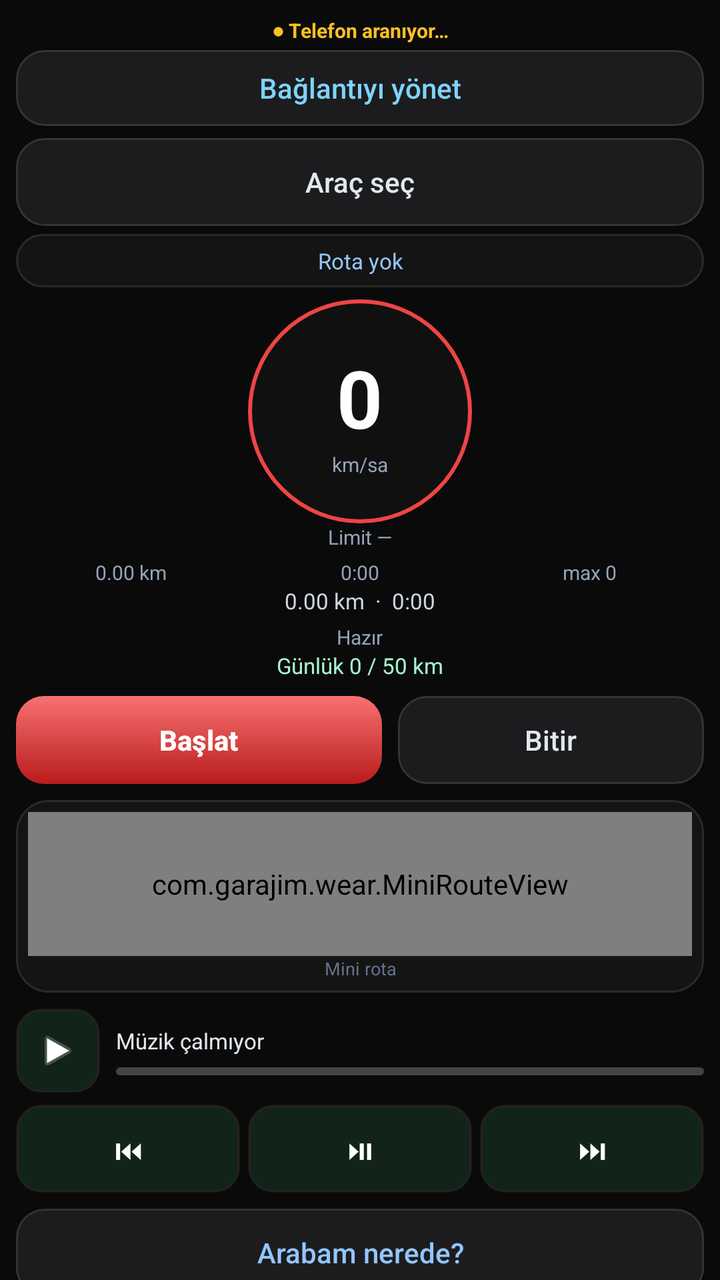
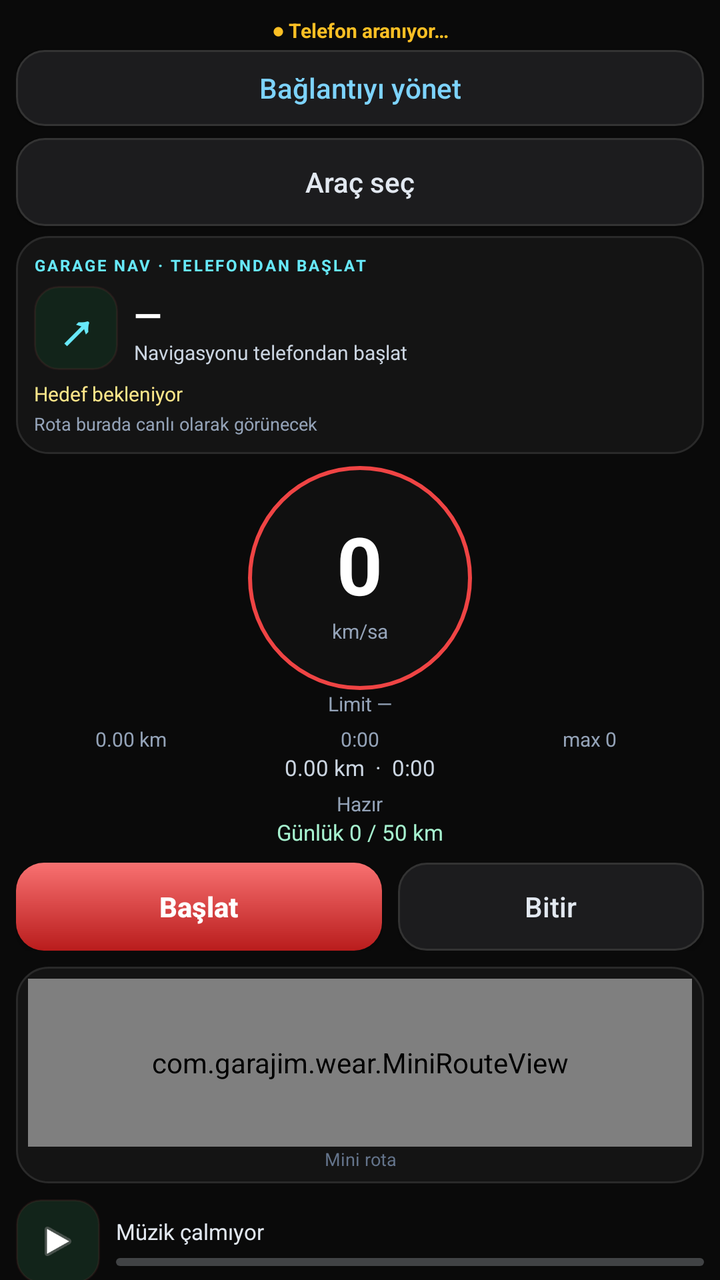

The first picture is an Android layout as it rendered before a commit; the second is the same layout after the commit. The layout source and the unified diff follow.
<!-- AndroidManifest.xml: application theme GarajimWear -->
<!-- res/layout/activity_wear.xml -->
<?xml version="1.0" encoding="utf-8"?>
<ScrollView xmlns:android="http://schemas.android.com/apk/res/android"
    android:layout_width="match_parent"
    android:layout_height="match_parent"
    android:background="@color/bg"
    android:fillViewport="true"
    android:scrollbars="none">
    <LinearLayout
        android:layout_width="match_parent"
        android:layout_height="wrap_content"
        android:orientation="vertical"
        android:gravity="center_horizontal"
        android:padding="8dp">

        <TextView android:id="@+id/wearConnection" android:layout_width="match_parent" android:layout_height="wrap_content"
            android:gravity="center" android:text="● Telefon aranıyor…" android:textColor="#FBBF24" android:textSize="10sp" android:textStyle="bold"/>
        <Button android:id="@+id/btnWearPair" android:layout_width="match_parent" android:layout_height="38dp"
            android:layout_marginTop="3dp" android:text="Bağlantıyı yönet" android:textAllCaps="false"
            android:background="@drawable/btn_secondary" android:textColor="#7DD3FC"/>

        <Button android:id="@+id/btnVehicle" android:layout_width="match_parent" android:layout_height="44dp"
            android:layout_marginTop="6dp" android:text="Araç seç" android:textAllCaps="false"
            android:background="@drawable/btn_secondary" android:textColor="#E2E8F0"/>

        <TextView android:id="@+id/wearNavStrip" android:layout_width="match_parent" android:layout_height="wrap_content"
            android:layout_marginTop="4dp" android:gravity="center" android:background="@drawable/bg_card" android:padding="6dp"
            android:text="Rota yok" android:textColor="#93C5FD" android:textSize="11sp"/>

        <FrameLayout android:id="@+id/wearSpeedRing" android:layout_width="112dp" android:layout_height="112dp"
            android:layout_marginTop="6dp" android:background="@drawable/bg_speed_ring">
            <LinearLayout android:layout_width="match_parent" android:layout_height="match_parent" android:orientation="vertical" android:gravity="center">
                <TextView android:id="@+id/wearSpeed" android:layout_width="wrap_content" android:layout_height="wrap_content"
                    android:text="0" android:textColor="@color/text" android:textStyle="bold" android:textSize="40sp"/>
                <TextView android:layout_width="wrap_content" android:layout_height="wrap_content" android:text="km/sa" android:textColor="@color/muted" android:textSize="10sp"/>
            </LinearLayout>
        </FrameLayout>

        <TextView android:id="@+id/wearLimitTxt" android:layout_width="wrap_content" android:layout_height="wrap_content"
            android:text="Limit —" android:textColor="@color/muted" android:textSize="10sp"/>

        <LinearLayout android:id="@+id/wearMetrics" android:layout_width="match_parent" android:layout_height="wrap_content"
            android:orientation="horizontal" android:layout_marginTop="4dp">
            <TextView android:id="@+id/wearDistance" android:layout_width="0dp" android:layout_height="wrap_content" android:layout_weight="1"
                android:gravity="center" android:text="0.00 km" android:textColor="#94A3B8" android:textSize="10sp"/>
            <TextView android:id="@+id/wearDuration" android:layout_width="0dp" android:layout_height="wrap_content" android:layout_weight="1"
                android:gravity="center" android:text="0:00" android:textColor="#94A3B8" android:textSize="10sp"/>
            <TextView android:id="@+id/wearMaxSpeed" android:layout_width="0dp" android:layout_height="wrap_content" android:layout_weight="1"
                android:gravity="center" android:text="max 0" android:textColor="#94A3B8" android:textSize="10sp"/>
        </LinearLayout>

        <TextView android:id="@+id/wearMeta" android:layout_width="match_parent" android:layout_height="wrap_content"
            android:gravity="center" android:text="0.00 km  ·  0:00" android:textColor="#CBD5E1" android:textSize="11sp"/>
        <TextView android:id="@+id/wearStatus" android:layout_width="wrap_content" android:layout_height="wrap_content"
            android:layout_marginTop="4dp" android:text="Hazır" android:textColor="@color/muted" android:textSize="10sp"/>
        <TextView android:id="@+id/wearGoal" android:layout_width="match_parent" android:layout_height="wrap_content"
            android:gravity="center" android:text="Günlük 0 / 50 km" android:textColor="#A7F3D0" android:textSize="11sp"/>
        <TextView android:id="@+id/wearAlert" android:layout_width="match_parent" android:layout_height="wrap_content"
            android:gravity="center" android:visibility="gone" android:textColor="#FBBF24" android:textSize="11sp" android:textStyle="bold"/>

        <LinearLayout android:layout_width="match_parent" android:layout_height="wrap_content" android:layout_marginTop="8dp" android:orientation="horizontal">
            <Button android:id="@+id/btnToggle" android:layout_width="0dp" android:layout_height="44dp" android:layout_weight="1.2"
                android:layout_marginEnd="4dp" android:text="Başlat" android:textAllCaps="false" android:textStyle="bold"
                android:background="@drawable/btn_primary" android:textColor="#FFFFFF"/>
            <Button android:id="@+id/btnStop" android:layout_width="0dp" android:layout_height="44dp" android:layout_weight="1"
                android:layout_marginStart="4dp" android:text="Bitir" android:textAllCaps="false"
                android:background="@drawable/btn_secondary" android:textColor="#E2E8F0"/>
        </LinearLayout>

        <Button android:id="@+id/btnPendingSummary" android:layout_width="match_parent" android:layout_height="44dp"
            android:layout_marginTop="6dp" android:text="Bekleyen özet" android:textAllCaps="false"
            android:background="@drawable/btn_secondary" android:textColor="#FDE68A" android:visibility="gone"/>

        <LinearLayout android:id="@+id/wearMapCard" android:layout_width="match_parent" android:layout_height="wrap_content"
            android:orientation="vertical" android:layout_marginTop="8dp" android:background="@drawable/bg_card" android:padding="6dp">
            <com.garajim.wear.MiniRouteView android:id="@+id/wearMiniMap" android:layout_width="match_parent" android:layout_height="72dp"/>
            <TextView android:id="@+id/wearMapStatus" android:layout_width="match_parent" android:layout_height="wrap_content"
                android:gravity="center" android:text="Mini rota" android:textColor="#64748B" android:textSize="9sp"/>
        </LinearLayout>

        <LinearLayout android:layout_width="match_parent" android:layout_height="wrap_content" android:layout_marginTop="8dp" android:gravity="center_vertical" android:orientation="horizontal">
            <ImageView android:id="@+id/wearMusicArt" android:layout_width="42dp" android:layout_height="42dp"
                android:background="@drawable/btn_music" android:src="@android:drawable/ic_media_play"
                android:scaleType="centerCrop" android:contentDescription="Albüm kapağı" android:padding="10dp"/>
            <LinearLayout android:layout_width="0dp" android:layout_height="wrap_content" android:layout_weight="1"
                android:layout_marginStart="8dp" android:orientation="vertical">
                <TextView android:id="@+id/wearTrack" android:layout_width="match_parent" android:layout_height="wrap_content"
                    android:gravity="center_vertical" android:text="Müzik çalmıyor" android:textColor="#E2E8F0" android:textSize="11sp" android:maxLines="1" android:ellipsize="end"/>
                <ProgressBar android:id="@+id/wearMusicProgress" style="?android:attr/progressBarStyleHorizontal"
                    android:layout_width="match_parent" android:layout_height="4dp" android:layout_marginTop="6dp"
                    android:max="1000" android:progress="0" android:progressTint="#EF4444" android:indeterminate="false"/>
            </LinearLayout>
        </LinearLayout>
        <LinearLayout android:layout_width="match_parent" android:layout_height="wrap_content" android:layout_marginTop="6dp" android:orientation="horizontal">
            <Button android:id="@+id/btnPrev" android:layout_width="0dp" android:layout_height="44dp" android:layout_weight="1"
                android:text="⏮" android:textAllCaps="false" android:background="@drawable/btn_music" android:textColor="#FFF"
                android:contentDescription="Önceki parça"/>
            <Button android:id="@+id/btnPlay" android:layout_width="0dp" android:layout_height="44dp" android:layout_weight="1"
                android:layout_marginHorizontal="4dp" android:text="⏯" android:textAllCaps="false" android:background="@drawable/btn_music" android:textColor="#FFF"
                android:contentDescription="Oynat veya duraklat"/>
            <Button android:id="@+id/btnNext" android:layout_width="0dp" android:layout_height="44dp" android:layout_weight="1"
                android:text="⏭" android:textAllCaps="false" android:background="@drawable/btn_music" android:textColor="#FFF"
                android:contentDescription="Sonraki parça"/>
        </LinearLayout>

        <Button android:id="@+id/btnPark" android:layout_width="match_parent" android:layout_height="44dp"
            android:layout_marginTop="8dp" android:text="Arabam nerede?" android:textAllCaps="false"
            android:background="@drawable/btn_secondary" android:textColor="#93C5FD"/>
        <TextView android:id="@+id/wearPark" android:layout_width="match_parent" android:layout_height="wrap_content"
            android:gravity="center" android:visibility="gone" android:textColor="#93C5FD" android:textSize="11sp"/>

        <LinearLayout android:layout_width="match_parent" android:layout_height="wrap_content" android:layout_marginTop="6dp" android:orientation="horizontal">
            <Button android:id="@+id/btnFuelQuick" android:layout_width="0dp" android:layout_height="44dp" android:layout_weight="1"
                android:layout_marginEnd="4dp" android:text="Yakıt" android:textAllCaps="false" android:background="@drawable/btn_secondary" android:textColor="#FDE68A"/>
            <Button android:id="@+id/btnKmQuick" android:layout_width="0dp" android:layout_height="44dp" android:layout_weight="1"
                android:layout_marginStart="4dp" android:text="KM" android:textAllCaps="false" android:background="@drawable/btn_secondary" android:textColor="#FDE68A"/>
        </LinearLayout>
        <Button android:id="@+id/btnVoicePin" android:layout_width="match_parent" android:layout_height="44dp"
            android:layout_marginTop="6dp" android:text="Pin / not (ses)" android:textAllCaps="false"
            android:background="@drawable/btn_secondary" android:textColor="#C4B5FD"/>
        <TextView android:id="@+id/wearBadge" android:layout_width="match_parent" android:layout_height="wrap_content"
            android:gravity="center" android:visibility="gone" android:textColor="#F9A8D4" android:textSize="11sp"/>
        <TextView android:id="@+id/wearConvoy" android:layout_width="match_parent" android:layout_height="wrap_content"
            android:gravity="center" android:text="Konvoy · yakında" android:textColor="#64748B" android:textSize="10sp"/>

        
        <FrameLayout android:id="@+id/pageCockpit" android:layout_width="0dp" android:layout_height="0dp"/>
        <FrameLayout android:id="@+id/pageMore" android:layout_width="0dp" android:layout_height="0dp"/>
        <Button android:id="@+id/tabCockpit" android:layout_width="0dp" android:layout_height="0dp" android:visibility="gone"/>
        <Button android:id="@+id/tabMore" android:layout_width="0dp" android:layout_height="0dp" android:visibility="gone"/>
    </LinearLayout>
</ScrollView>
<!-- resources referenced by this layout -->
<resources>
  <color name="bg">#0A0A0A</color>
  <color name="muted">#94A3B8</color>
  <color name="text">#FFFFFF</color>
  <!-- drawable bg_card (drawable) -->
  <?xml version="1.0" encoding="utf-8"?>
  <shape xmlns:android="http://schemas.android.com/apk/res/android" android:shape="rectangle">
      <solid android:color="#141414"/>
      <corners android:radius="16dp"/>
      <stroke android:width="1dp" android:color="#2A2A2A"/>
  </shape>
  <!-- drawable bg_speed_ring (drawable) -->
  <?xml version="1.0" encoding="utf-8"?>
  <shape xmlns:android="http://schemas.android.com/apk/res/android" android:shape="oval">
      <solid android:color="#101010"/>
      <stroke android:width="2dp" android:color="#EF4444"/>
  </shape>
  <!-- drawable btn_music (drawable) -->
  <?xml version="1.0" encoding="utf-8"?>
  <shape xmlns:android="http://schemas.android.com/apk/res/android" android:shape="rectangle">
      <solid android:color="#12241A"/>
      <corners android:radius="12dp"/>
      <stroke android:width="1dp" android:color="#1DB95455"/>
  </shape>
  <!-- drawable btn_primary (drawable) -->
  <?xml version="1.0" encoding="utf-8"?>
  <shape xmlns:android="http://schemas.android.com/apk/res/android" android:shape="rectangle">
      <gradient android:startColor="#F87171" android:endColor="#B91C1C" android:angle="270"/>
      <corners android:radius="14dp"/>
  </shape>
  <!-- drawable btn_secondary (drawable) -->
  <?xml version="1.0" encoding="utf-8"?>
  <shape xmlns:android="http://schemas.android.com/apk/res/android" android:shape="rectangle">
      <solid android:color="#1C1C1E"/>
      <corners android:radius="14dp"/>
      <stroke android:width="1dp" android:color="#333"/>
  </shape>
  <style name="GarajimWear" parent="@android:style/Theme.DeviceDefault.NoActionBar">
          <item name="android:windowBackground">@color/bg</item>
          <item name="android:colorBackground">@color/bg</item>
          <item name="android:statusBarColor">@color/bg</item>
          <item name="android:navigationBarColor">@color/bg</item>
          <item name="android:textColorPrimary">@color/text</item>
      </style>
</resources>

<!-- the commit's change to res/layout/activity_wear.xml (unified diff, before → after) -->
@@ -22,9 +22,31 @@
             android:layout_marginTop="6dp" android:text="Araç seç" android:textAllCaps="false"
             android:background="@drawable/btn_secondary" android:textColor="#E2E8F0"/>
 
-        <TextView android:id="@+id/wearNavStrip" android:layout_width="match_parent" android:layout_height="wrap_content"
-            android:layout_marginTop="4dp" android:gravity="center" android:background="@drawable/bg_card" android:padding="6dp"
-            android:text="Rota yok" android:textColor="#93C5FD" android:textSize="11sp"/>
+        <LinearLayout android:id="@+id/wearNavStrip" android:layout_width="match_parent" android:layout_height="wrap_content"
+            android:layout_marginTop="5dp" android:orientation="vertical" android:background="@drawable/bg_card" android:padding="9dp">
+            <TextView android:id="@+id/wearNavStatus" android:layout_width="match_parent" android:layout_height="wrap_content"
+                android:text="GARAGE NAV · TELEFONDAN BAŞLAT" android:textColor="#67E8F9" android:textSize="8sp" android:letterSpacing="0.12"
+                android:textStyle="bold"/>
+            <LinearLayout android:layout_width="match_parent" android:layout_height="wrap_content" android:layout_marginTop="5dp" android:gravity="center_vertical" android:orientation="horizontal">
+                <FrameLayout android:layout_width="42dp" android:layout_height="42dp" android:background="@drawable/btn_music">
+                    <TextView android:id="@+id/wearNavArrow" android:layout_width="match_parent" android:layout_height="match_parent"
+                        android:gravity="center" android:text="↗" android:textColor="#67E8F9" android:textSize="26sp" android:textStyle="bold"/>
+                </FrameLayout>
+                <LinearLayout android:layout_width="0dp" android:layout_height="wrap_content" android:layout_marginStart="8dp"
+                    android:layout_weight="1" android:orientation="vertical">
+                    <TextView android:id="@+id/wearNavDistance" android:layout_width="match_parent" android:layout_height="wrap_content"
+                        android:text="—" android:textColor="#FFFFFF" android:textSize="18sp" android:textStyle="bold"/>
+                    <TextView android:id="@+id/wearNavInstruction" android:layout_width="match_parent" android:layout_height="wrap_content"
+                        android:text="Navigasyonu telefondan başlat" android:textColor="#CBD5E1" android:textSize="10sp"
+                        android:maxLines="2" android:ellipsize="end"/>
+                </LinearLayout>
+            </LinearLayout>
+            <TextView android:id="@+id/wearNavDestination" android:layout_width="match_parent" android:layout_height="wrap_content"
+                android:layout_marginTop="5dp" android:text="Hedef bekleniyor" android:textColor="#FDE68A" android:textSize="10sp"
+                android:maxLines="1" android:ellipsize="end"/>
+            <TextView android:id="@+id/wearNavRemaining" android:layout_width="match_parent" android:layout_height="wrap_content"
+                android:layout_marginTop="2dp" android:text="Rota burada canlı olarak görünecek" android:textColor="#94A3B8" android:textSize="9sp"/>
+        </LinearLayout>
 
         <FrameLayout android:id="@+id/wearSpeedRing" android:layout_width="112dp" android:layout_height="112dp"
             android:layout_marginTop="6dp" android:background="@drawable/bg_speed_ring">
@@ -72,7 +94,7 @@
 
         <LinearLayout android:id="@+id/wearMapCard" android:layout_width="match_parent" android:layout_height="wrap_content"
             android:orientation="vertical" android:layout_marginTop="8dp" android:background="@drawable/bg_card" android:padding="6dp">
-            <com.garajim.wear.MiniRouteView android:id="@+id/wearMiniMap" android:layout_width="match_parent" android:layout_height="72dp"/>
+            <com.garajim.wear.MiniRouteView android:id="@+id/wearMiniMap" android:layout_width="match_parent" android:layout_height="84dp"/>
             <TextView android:id="@+id/wearMapStatus" android:layout_width="match_parent" android:layout_height="wrap_content"
                 android:gravity="center" android:text="Mini rota" android:textColor="#64748B" android:textSize="9sp"/>
         </LinearLayout>
